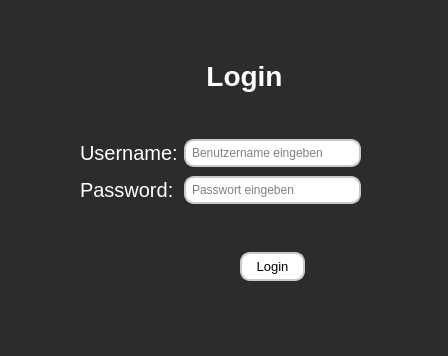
Old version of the form Patient_Data_Project/logindialog.ui in the repository Baljet389/Patient_Data.
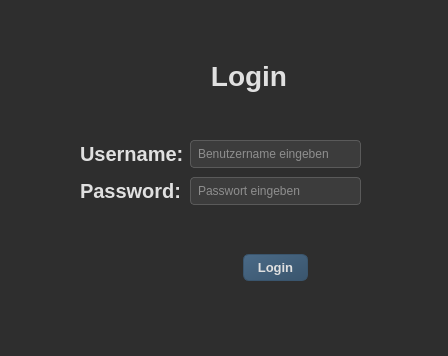
New version of the form.

Commit message: add user_add button and change design of the login

The edit to the form file:
```diff
--- a/Patient_Data_Project/logindialog.ui
+++ b/Patient_Data_Project/logindialog.ui
@@ -14,9 +14,10 @@
    <string>Dialog</string>
   </property>
   <property name="styleSheet">
-   <string notr="true">
-background-color: #2C2C2C;
-</string>
+   <string notr="true">QDialog {
+    background-color: #2E2E2E;
+    color: #E0E0E0;
+}</string>
   </property>
   <widget class="QWidget" name="layoutWidget">
    <property name="geometry">
@@ -51,8 +52,9 @@
          </font>
         </property>
         <property name="styleSheet">
-         <string notr="true">color: rgb(255, 255, 255);
-</string>
+         <string notr="true">QLabel {
+    color: #E0E0E0;
+    font-weight: bold;}</string>
         </property>
         <property name="text">
          <string>Login</string>
@@ -65,13 +67,16 @@
       <item row="2" column="1" colspan="3">
        <widget class="QLineEdit" name="name_edit">
         <property name="styleSheet">
-         <string notr="true">
-QLineEdit {
-    background-color: #ffffff; 
-    border: 2px solid;
-	 border-color: rgb(201, 201, 201);
-    border-radius: 10px;
-    padding: 4px;
+         <string notr="true">QLineEdit {
+    background-color: #3C3C3C;
+    color: #E0E0E0;
+    border: 1px solid #5A5A5A;
+    border-radius: 4px;
+    padding: 5px;
+}
+
+QLineEdit:focus {
+    border-color: #7294AA;
 }</string>
         </property>
         <property name="placeholderText">
@@ -84,11 +89,13 @@
         <property name="font">
          <font>
           <pointsize>15</pointsize>
+          <bold>true</bold>
          </font>
         </property>
         <property name="styleSheet">
-         <string notr="true">color: rgb(255, 255, 255);
-</string>
+         <string notr="true">QLabel {
+    color: #E0E0E0;
+    font-weight: bold;}</string>
         </property>
         <property name="text">
          <string>Username:</string>
@@ -111,13 +118,16 @@
       <item row="3" column="1" colspan="3">
        <widget class="QLineEdit" name="passw_edit">
         <property name="styleSheet">
-         <string notr="true">
-QLineEdit {
-    background-color: #ffffff; 
-    border: 2px solid;
-	 border-color: rgb(201, 201, 201);
-    border-radius: 10px;
-    padding: 4px;
+         <string notr="true">QLineEdit {
+    background-color: #3C3C3C;
+    color: #E0E0E0;
+    border: 1px solid #5A5A5A;
+    border-radius: 4px;
+    padding: 5px;
+}
+
+QLineEdit:focus {
+    border-color: #7294AA;
 }</string>
         </property>
         <property name="echoMode">
@@ -139,20 +149,23 @@
         <property name="font">
          <font>
           <pointsize>10</pointsize>
+          <bold>true</bold>
          </font>
         </property>
         <property name="styleSheet">
-         <string notr="true">
-QPushButton {
-    background-color: rgb(255, 255, 255);
-    border: 2px solid;
-	 border-color: rgb(201, 201, 201);
-    border-radius: 10px;
-    padding: 5px;          
+         <string notr="true">QPushButton {
+    background-color: qlineargradient(spread:pad, x1:0, y1:0, x2:1, y2:1, stop:0 #4A6A87, stop:1 #3A556D);
+    color: #E0E0E0;
+    border: 1px solid #3A556D;
+    border-radius: 6px;
+    padding: 5px 12px;
+    font-weight: bold;
 }
+
 QPushButton:hover {
     background-color: #a0c4ff; 
 }
+
 QPushButton:pressed {
     background-color: darkgray;
     border: 2px solid black;
@@ -168,11 +181,13 @@
         <property name="font">
          <font>
           <pointsize>15</pointsize>
+          <bold>true</bold>
          </font>
         </property>
         <property name="styleSheet">
-         <string notr="true">color: rgb(255, 255, 255);
-</string>
+         <string notr="true">QLabel {
+    color: #E0E0E0;
+    font-weight: bold;}</string>
         </property>
         <property name="text">
          <string>Password:</string>
```
Left out of the diff: 5 changed lines with no effect on the pictures. The commit also changes 5 other files.
